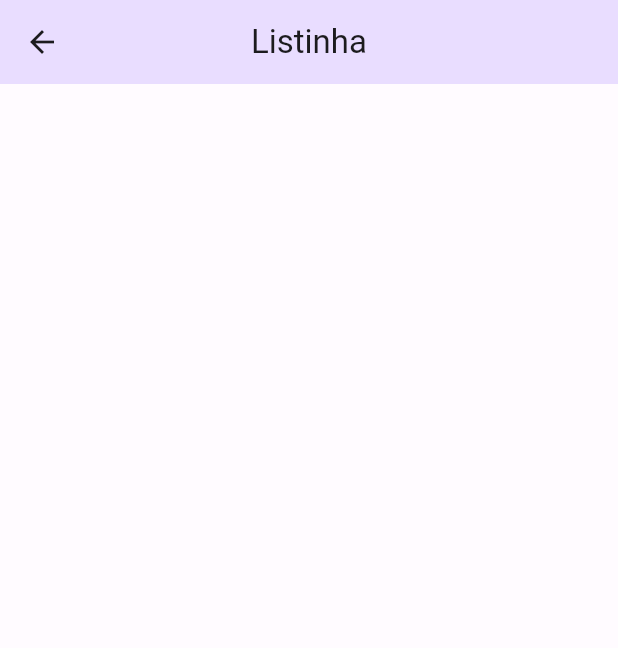
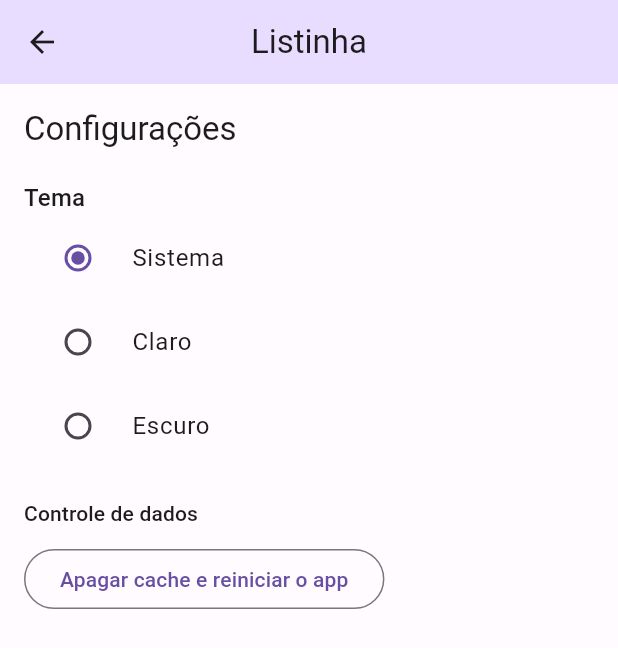
Before and after one commit to brunolopeschagas/listinha, a Flutter app: the ConfigurationPage screen opened by its route, on a phone screen of 412 x 824 dp. Shown: the top 648 px of the screen. Run offline on Flutter 3.47's test engine with Material 2 defaults, Android fonts, the phone set to English and light mode, and no system bars; our stand-ins replace flutter_modular.

Commit message:
Semana Fullstack Flutter/Dart #7 - Gerenciamento e distribuição de estado

```diff
--- a/lib/src/app_widget.dart
+++ b/lib/src/app_widget.dart
@@ -1,3 +1,4 @@
+import 'package:app/src/shared/store/app_store.dart';
 import 'package:app/src/shared/themes/themes.dart';
 import 'package:flutter/material.dart';
 import 'package:flutter_modular/flutter_modular.dart';
@@ -10,9 +11,13 @@ class AppWidget extends StatelessWidget {
   Widget build(BuildContext context) {
     //seta o modulo que vai iniciar o app
     Modular.setInitialRoute('/home/');
+    final appStore = context.watch<AppStore>(
+      (store) => store.themeMode,
+    );
 
     return MaterialApp.router(
       title: 'Flutter Demo',
+      themeMode: appStore.themeMode.value,
       theme: lightTheme,
       darkTheme: darkTheme,
       routerDelegate: Modular.routerDelegate,
--- a/lib/src/configurarion/configuration_page.dart
+++ b/lib/src/configurarion/configuration_page.dart
@@ -1,16 +1,70 @@
+import 'package:app/src/shared/store/app_store.dart';
 import 'package:flutter/material.dart';
-import 'package:flutter/src/widgets/framework.dart';
-import 'package:flutter/src/widgets/placeholder.dart';
+import 'package:flutter_modular/flutter_modular.dart';
 
-class ConfigurationPage extends StatelessWidget {
+class ConfigurationPage extends StatefulWidget {
   const ConfigurationPage({super.key});
 
   @override
+  State<ConfigurationPage> createState() => _ConfigurationPageState();
+}
+
+class _ConfigurationPageState extends State<ConfigurationPage> {
+  @override
   Widget build(BuildContext context) {
+    final appStore = context.watch<AppStore>(
+      (store) => store.themeMode,
+    );
+
     return Scaffold(
       appBar: AppBar(
         title: const Text('Listinha'),
       ),
+      body: Padding(
+        padding: const EdgeInsets.all(16.0),
+        child: Column(
+          crossAxisAlignment: CrossAxisAlignment.start,
+          children: [
+            Text(
+              'Configurações',
+              style: Theme.of(context).textTheme.titleLarge,
+            ),
+            const SizedBox(height: 20),
+            Text(
+              'Tema',
+              style: Theme.of(context).textTheme.titleMedium,
+            ),
+            RadioListTile<ThemeMode>(
+              value: ThemeMode.system,
+              groupValue: appStore.themeMode.value,
+              title: const Text('Sistema'),
+              onChanged: appStore.changeThemeMode,
+            ),
+            RadioListTile<ThemeMode>(
+              value: ThemeMode.light,
+              groupValue: appStore.themeMode.value,
+              title: const Text('Claro'),
+              onChanged: appStore.changeThemeMode,
+            ),
+            RadioListTile<ThemeMode>(
+              value: ThemeMode.dark,
+              groupValue: appStore.themeMode.value,
+              title: const Text('Escuro'),
+              onChanged: appStore.changeThemeMode,
+            ),
+            const SizedBox(height: 20),
+            Text(
+              'Controle de dados',
+              style: Theme.of(context).textTheme.labelLarge,
+            ),
+            const SizedBox(height: 10),
+            OutlinedButton(
+              onPressed: () {},
+              child: Text('Apagar cache e reiniciar o app'),
+            )
+          ],
+        ),
+      ),
     );
   }
 }
--- a/lib/src/shared/app_module.dart
+++ b/lib/src/shared/app_module.dart
@@ -1,9 +1,16 @@
 import 'package:app/src/configurarion/configuration_page.dart';
+import 'package:app/src/shared/store/app_store.dart';
 import 'package:flutter_modular/flutter_modular.dart';
 
 import '../home/home_module.dart';
 
 class AppModule extends Module {
+  @override
+  List<Bind<Object>> get binds => [
+        Bind.singleton((i) => AppStore()),
+        //futuro utilizar a versão nova: AutoBind.singleton(AppStore.new),
+      ];
+
   @override
   List<ModularRoute> get routes => [
         ModuleRoute('/home', module: HomeModule()),
--- /dev/null
+++ b/lib/src/shared/store/app_store.dart
@@ -0,0 +1,15 @@
+import 'package:flutter/material.dart';
+
+class AppStore {
+  final themeMode = ValueNotifier(ThemeMode.system);
+  void changeThemeMode(ThemeMode? mode) {
+    if (mode != null) {
+      themeMode.value = mode;
+      save();
+    }
+  }
+
+  void save() {
+    //TODO: salvar os dados na base local
+  }
+}
```
